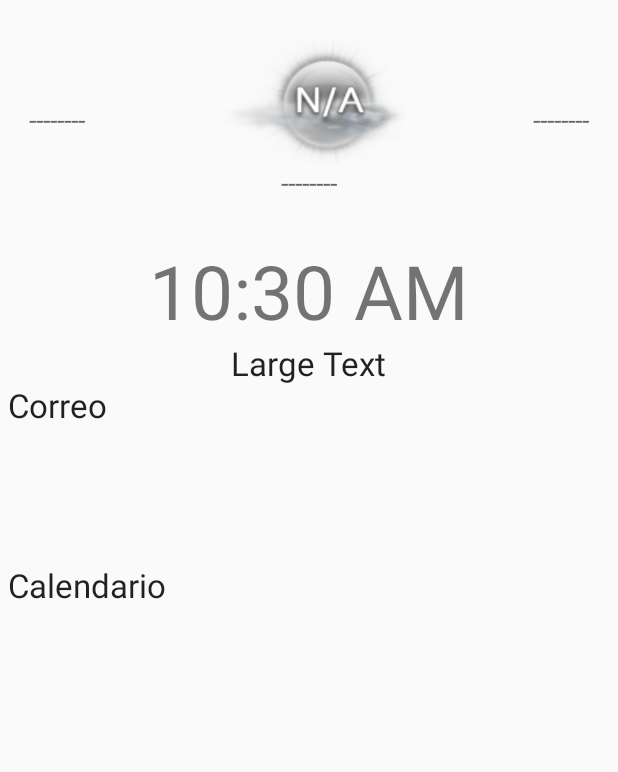
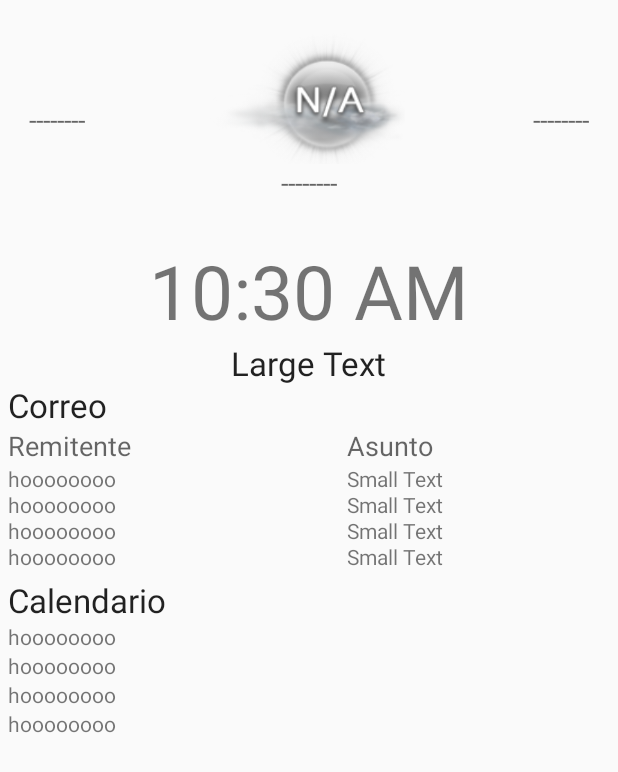
Before and after one commit to apd0025/AlarmaHablada, an Android app: the layout tab_fragment_1time2.xml on its own in the app's theme, with its tools: preview values and no code run, on a phone screen of 412 x 824 dp. Shown: the top 772 px of the screen. Run offline under Robolectric (Android 15) with nearby library versions, the phone set to English and light mode, and no system bars.

Commit message:
Muestra los remitentes y el asunto de una manera ordenada
Hemos creado un método para solucionar el tema del iso8859, que
consiste en que la api nos devuelve  las tildes mal codificadas y no he
encontrado otra forma de solucionarlo que recorriendo la cadena.

```diff
--- a/app/src/main/java/alvaroperezdelgado/alarmahablada/TabFragment4Talk.java
+++ b/app/src/main/java/alvaroperezdelgado/alarmahablada/TabFragment4Talk.java
@@ -5,7 +5,6 @@ import android.content.Intent;
 import android.os.Bundle;
 import android.speech.tts.TextToSpeech;
 import android.support.v4.app.Fragment;
-import android.util.Log;
 import android.view.LayoutInflater;
 import android.view.View;
 import android.view.ViewGroup;
@@ -69,7 +68,6 @@ public class TabFragment4Talk extends Fragment implements TextToSpeech.OnInitLis
             public void onClick(View v) {
                 Container.getInstance().getWeather().setSpeechWeather();
                 String cadena=Container.getInstance().getWeather().getSpeechWeather().toString();
-                Log.d("Hola",cadena);
                 speak(cadena);
             }
         });
--- a/app/src/main/res/layout/tab_fragment_1time2.xml
+++ b/app/src/main/res/layout/tab_fragment_1time2.xml
@@ -77,8 +77,9 @@
 
     <RelativeLayout
         android:layout_width="match_parent"
-        android:layout_height="120dp"
-        android:layout_marginLeft="5dp">
+        android:layout_height="130dp"
+        android:layout_marginLeft="5dp"
+        android:layout_marginRight="5dp">
 
         <TextView
             android:layout_width="wrap_content"
@@ -93,44 +94,108 @@
         <TextView
             android:layout_width="wrap_content"
             android:layout_height="wrap_content"
-            android:textAppearance="?android:attr/textAppearanceSmall"
-            android:id="@+id/tvMail1"
+            android:textAppearance="?android:attr/textAppearanceMedium"
+            android:text="@string/from"
+            android:id="@+id/tvFrom"
             android:layout_below="@+id/tvMail"
             android:layout_alignParentLeft="true"
             android:layout_alignParentStart="true" />
 
         <TextView
-            android:layout_width="wrap_content"
-            android:layout_height="wrap_content"
+            android:layout_width="175dp"
+            android:layout_height="17dp"
+            android:textAppearance="?android:attr/textAppearanceSmall"
+            android:id="@+id/tvMail1"
+            android:text="hoooooooo"
+            android:layout_below="@+id/tvFrom"
+            android:layout_alignParentLeft="true"
+            android:layout_alignParentStart="true" />
+
+        <TextView
+            android:layout_width="175dp"
+            android:layout_height="17dp"
             android:textAppearance="?android:attr/textAppearanceSmall"
             android:id="@+id/tvMail2"
+            android:text="hoooooooo"
             android:layout_below="@+id/tvMail1"
             android:layout_alignParentLeft="true"
             android:layout_alignParentStart="true" />
 
         <TextView
-            android:layout_width="wrap_content"
-            android:layout_height="wrap_content"
+            android:layout_width="175dp"
+            android:layout_height="17dp"
             android:textAppearance="?android:attr/textAppearanceSmall"
             android:id="@+id/tvMail3"
             android:layout_below="@+id/tvMail2"
             android:layout_alignParentLeft="true"
-            android:layout_alignParentStart="true" />
+            android:layout_alignParentStart="true"
+            android:text="hoooooooo" />
 
         <TextView
-            android:layout_width="wrap_content"
-            android:layout_height="wrap_content"
+            android:layout_width="175dp"
+            android:layout_height="17dp"
             android:textAppearance="?android:attr/textAppearanceSmall"
             android:id="@+id/tvMail4"
             android:layout_below="@+id/tvMail3"
             android:layout_alignParentLeft="true"
-            android:layout_alignParentStart="true" />
+            android:layout_alignParentStart="true"
+            android:text="hoooooooo" />
+
+        <TextView
+            android:layout_width="175dp"
+            android:layout_height="17dp"
+            android:textAppearance="?android:attr/textAppearanceSmall"
+            android:text="Small Text"
+            android:id="@+id/tvMail11"
+            android:layout_alignTop="@+id/tvMail1"
+            android:layout_alignParentRight="true"
+            android:layout_alignParentEnd="true" />
+
+        <TextView
+            android:layout_width="175dp"
+            android:layout_height="17dp"
+            android:textAppearance="?android:attr/textAppearanceSmall"
+            android:text="Small Text"
+            android:id="@+id/tvMail22"
+            android:layout_below="@+id/tvMail11"
+            android:layout_alignParentRight="true"
+            android:layout_alignParentEnd="true" />
+
+        <TextView
+            android:layout_width="175dp"
+            android:layout_height="17dp"
+            android:textAppearance="?android:attr/textAppearanceSmall"
+            android:text="Small Text"
+            android:id="@+id/tvMail33"
+            android:layout_below="@+id/tvMail22"
+            android:layout_alignParentRight="true"
+            android:layout_alignParentEnd="true" />
+
+        <TextView
+            android:layout_width="175dp"
+            android:layout_height="17dp"
+            android:textAppearance="?android:attr/textAppearanceSmall"
+            android:text="Small Text"
+            android:id="@+id/tvMail44"
+            android:layout_alignTop="@+id/tvMail4"
+            android:layout_alignParentRight="true"
+            android:layout_alignParentEnd="true" />
+
+        <TextView
+            android:layout_width="175dp"
+            android:layout_height="wrap_content"
+            android:textAppearance="?android:attr/textAppearanceMedium"
+            android:text="@string/Subject"
+            android:id="@+id/tvSubject"
+            android:layout_alignTop="@+id/tvFrom"
+            android:layout_alignParentRight="true"
+            android:layout_alignParentEnd="true" />
 
     </RelativeLayout>
 
     <RelativeLayout
         android:layout_width="match_parent"
-        android:layout_height="120dp"
+        android:layout_height="130dp"
         android:layout_marginLeft="5dp">
 
         <TextView
@@ -150,7 +215,8 @@
             android:id="@+id/tvCalendar1"
             android:layout_below="@+id/tvCalendar"
             android:layout_alignParentLeft="true"
-            android:layout_alignParentStart="true" />
+            android:layout_alignParentStart="true"
+            android:text="hoooooooo" />
 
         <TextView
             android:layout_width="wrap_content"
@@ -159,7 +225,8 @@
             android:id="@+id/tvCalendar2"
             android:layout_alignParentStart="true"
             android:layout_below="@+id/tvCalendar1"
-            android:layout_alignParentLeft="true" />
+            android:layout_alignParentLeft="true"
+            android:text="hoooooooo" />
 
         <TextView
             android:layout_width="wrap_content"
@@ -168,7 +235,8 @@
             android:id="@+id/tvCalendar3"
             android:layout_alignParentStart="true"
             android:layout_below="@+id/tvCalendar2"
-            android:layout_alignParentLeft="true" />
+            android:layout_alignParentLeft="true"
+            android:text="hoooooooo" />
 
         <TextView
             android:layout_width="wrap_content"
@@ -177,7 +245,8 @@
             android:id="@+id/tvCalendar4"
             android:layout_alignParentStart="true"
             android:layout_below="@+id/tvCalendar3"
-            android:layout_alignParentLeft="true" />
+            android:layout_alignParentLeft="true"
+            android:text="hoooooooo" />
 
     </RelativeLayout>
 
--- a/app/src/main/res/values/strings.xml
+++ b/app/src/main/res/values/strings.xml
@@ -44,6 +44,8 @@
     <string name="DeleteAlarm">Borra Alarma</string>
     <string name="setAlarmName">Introduce nombre</string>
     <string name="stopAlarm">Para alarma</string>
+    <string name="from">Remitente</string>
+    <string name="Subject">Asunto</string>
 
 
 </resources>
```
Also changed, not shown: app/src/main/java/alvaroperezdelgado/alarmahablada/Model/Emails.java (+52 -12 lines), app/src/main/java/alvaroperezdelgado/alarmahablada/TabFragment1Time.java (+13 -5 lines), app/src/main/res/layout/tab_fragment_1time.xml (+78 -13 lines).
